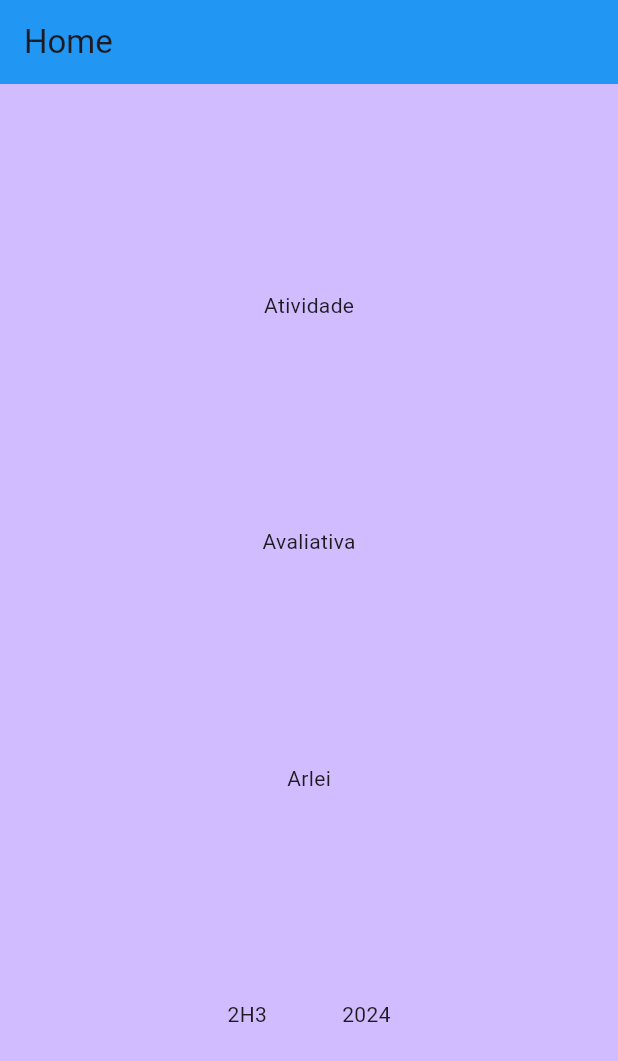
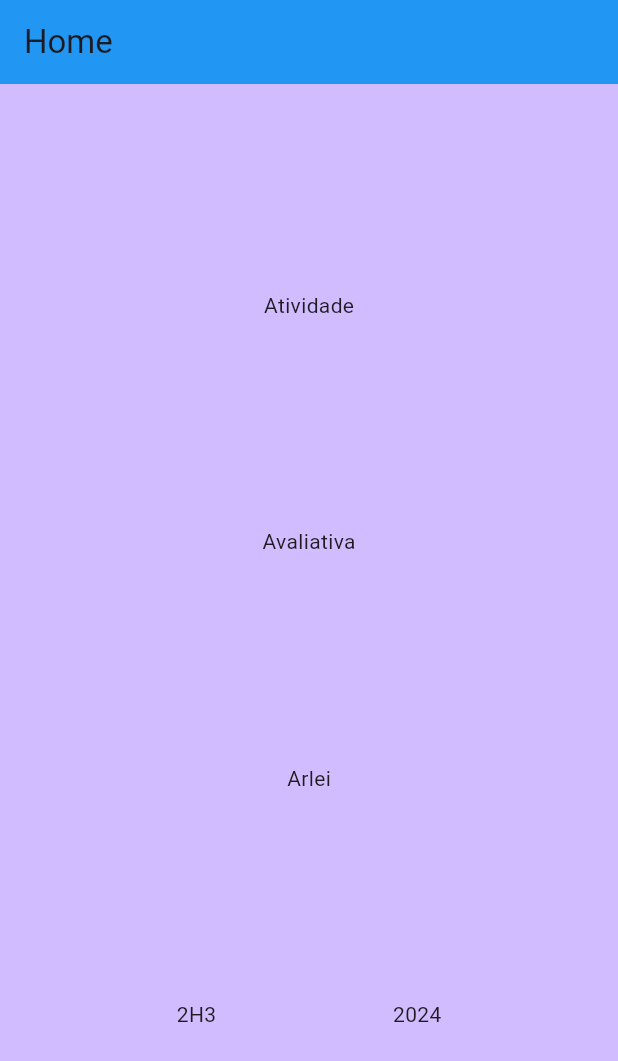
Before and after one commit to Arlei00junior/PANI, a Flutter app: the screen it shows after launch, on a phone screen of 412 x 824 dp. Shown: the top 1061 px of the screen. Run offline on Flutter 3.47's test engine with Material 3 defaults, Android fonts, the phone set to English and light mode, and no system bars.

Commit message:
atividade avaliativa pam

```diff
--- a/lib/main.dart
+++ b/lib/main.dart
@@ -21,10 +21,9 @@ class HomePage extends StatelessWidget {
             Text("Avaliativa"),
             Text("Arlei"),
             Row(
-              mainAxisAlignment: MainAxisAlignment.center,
-              children: const [
+              mainAxisAlignment: MainAxisAlignment.spaceEvenly,
+              children: [
                 Text("2H3"),
-                SizedBox(width: 50),
                 Text("2024"),
               ],
             ),
```
